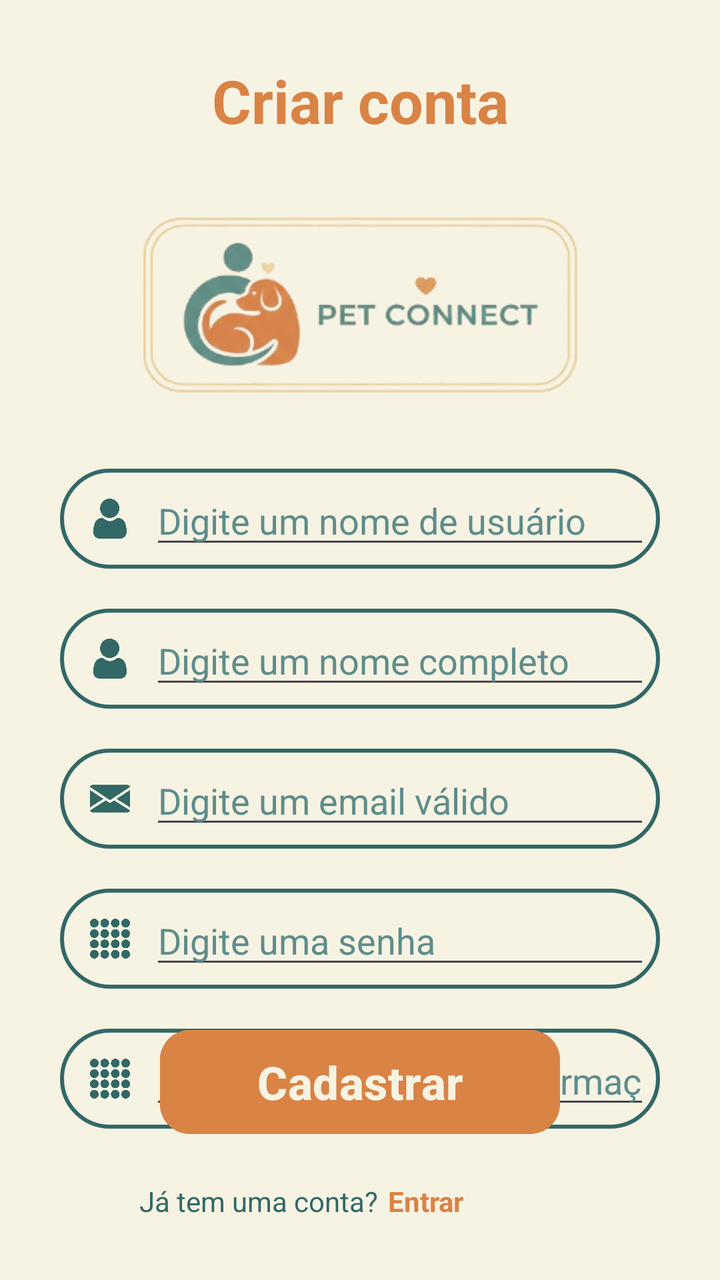
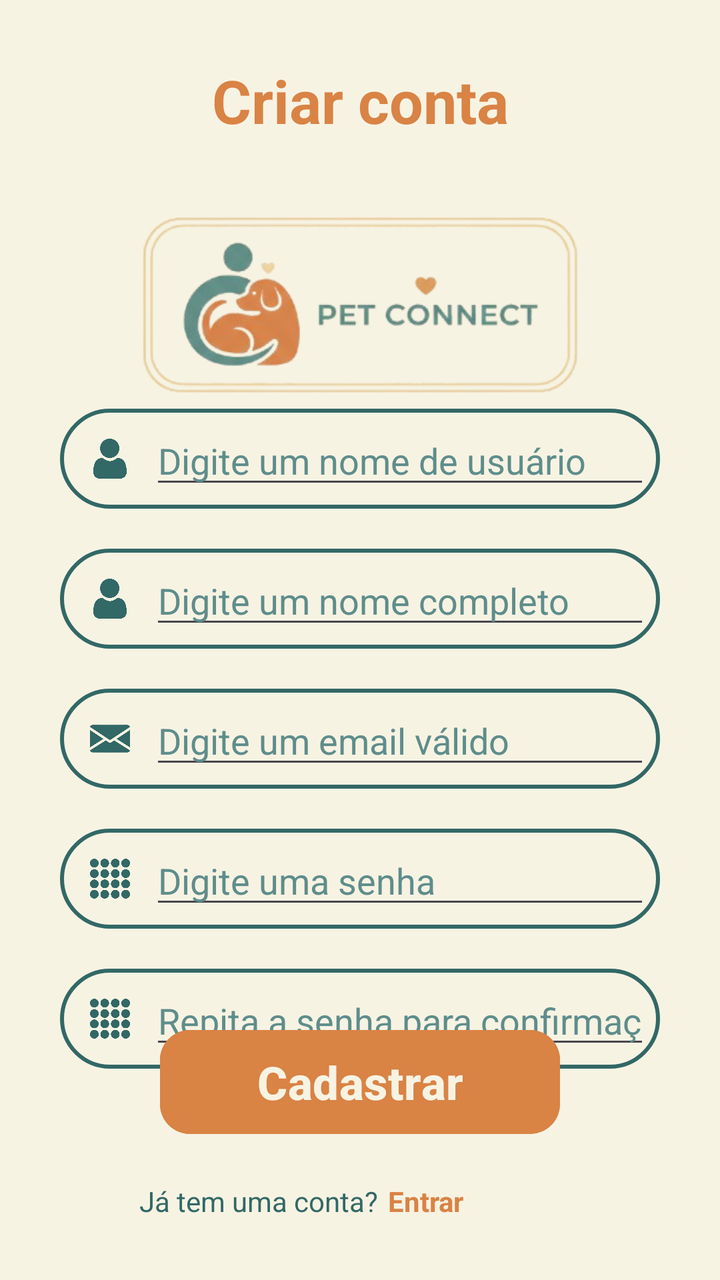

Two renders of the same Android screen: before a commit and after it. Below are the layout's source before the change and the commit's diff.
<!-- AndroidManifest.xml: application theme Theme.Android -->
<!-- res/layout/activity_create.xml -->
<?xml version="1.0" encoding="utf-8"?>
<androidx.constraintlayout.widget.ConstraintLayout xmlns:android="http://schemas.android.com/apk/res/android"
    xmlns:app="http://schemas.android.com/apk/res-auto"
    xmlns:tools="http://schemas.android.com/tools"
    android:id="@+id/main"
    android:layout_width="match_parent"
    android:layout_height="match_parent"
    android:background="@color/beige"
    tools:context=".presentation.ui.CreateActivity">

    <TextView
        android:id="@+id/textView3"
        android:layout_width="wrap_content"
        android:layout_height="wrap_content"
        android:layout_marginTop="30dp"
        android:text="@string/textCreate"
        android:textColor="@color/orange"
        android:textSize="30sp"
        android:textStyle="bold"
        app:layout_constraintEnd_toEndOf="parent"
        app:layout_constraintStart_toStartOf="parent"
        app:layout_constraintTop_toTopOf="parent" />

    <ImageView
        android:id="@+id/imageView4"
        android:layout_width="303dp"
        android:layout_height="104dp"
        android:layout_marginTop="30dp"
        android:scaleType="centerCrop"
        app:layout_constraintEnd_toEndOf="parent"
        app:layout_constraintStart_toStartOf="parent"
        app:layout_constraintTop_toBottomOf="@+id/textView3"
        app:srcCompat="@drawable/img_logo_straight" />

    <LinearLayout
        android:layout_width="0dp"
        android:layout_height="wrap_content"
        android:layout_marginStart="30dp"
        android:layout_marginTop="30dp"
        android:layout_marginEnd="30dp"
        android:orientation="vertical"
        app:layout_constraintBottom_toTopOf="@+id/btnRegister_create"
        app:layout_constraintEnd_toEndOf="parent"
        app:layout_constraintHorizontal_bias="0.0"
        app:layout_constraintStart_toStartOf="parent"
        app:layout_constraintTop_toBottomOf="@+id/imageView4"
        app:layout_constraintVertical_bias="0.0">

        <LinearLayout
            android:layout_width="match_parent"
            android:layout_height="wrap_content"
            android:layout_marginBottom="20dp"
            android:background="@drawable/bg_input_blue"
            android:orientation="horizontal"
            android:padding="5dp">

            <ImageView
                android:id="@+id/imageView5"
                android:layout_width="40dp"
                android:layout_height="40dp"
                android:layout_weight="0"
                android:padding="10dp"
                android:tint="@color/blueDark"
                app:srcCompat="@drawable/ic_user" />

            <EditText
                android:id="@+id/txUser_create"
                android:layout_width="wrap_content"
                android:layout_height="40dp"
                android:layout_weight="1"
                android:ems="10"
                android:hint="@string/textInputUser"
                android:inputType="text"
                android:textColor="@color/blue"
                android:textColorHint="@color/blue" />
        </LinearLayout>

        <LinearLayout
            android:layout_width="match_parent"
            android:layout_height="wrap_content"
            android:layout_marginBottom="20dp"
            android:background="@drawable/bg_input_blue"
            android:orientation="horizontal"
            android:padding="5dp">

            <ImageView
                android:id="@+id/imageView5"
                android:layout_width="40dp"
                android:layout_height="40dp"
                android:layout_weight="0"
                android:padding="10dp"
                android:tint="@color/blueDark"
                app:srcCompat="@drawable/ic_user" />

            <EditText
                android:id="@+id/txName_create"
                android:layout_width="wrap_content"
                android:layout_height="40dp"
                android:layout_weight="1"
                android:ems="10"
                android:hint="@string/textInputName"
                android:inputType="text"
                android:textColor="@color/blue"
                android:textColorHint="@color/blue" />
        </LinearLayout>

        <LinearLayout
            android:layout_width="match_parent"
            android:layout_height="wrap_content"
            android:layout_marginBottom="20dp"
            android:background="@drawable/bg_input_blue"
            android:orientation="horizontal"
            android:padding="5dp">

            <ImageView
                android:id="@+id/imageView5"
                android:layout_width="40dp"
                android:layout_height="40dp"
                android:layout_weight="0"
                android:padding="10dp"
                android:tint="@color/blueDark"
                app:srcCompat="@drawable/ic_email" />

            <EditText
                android:id="@+id/txEmail_create"
                android:layout_width="wrap_content"
                android:layout_height="40dp"
                android:layout_weight="1"
                android:ems="10"
                android:hint="@string/textInputEmail"
                android:inputType="text"
                android:textColor="@color/blue"
                android:textColorHint="@color/blue" />
        </LinearLayout>

        <LinearLayout
            android:layout_width="match_parent"
            android:layout_height="wrap_content"
            android:layout_marginBottom="20dp"
            android:background="@drawable/bg_input_blue"
            android:orientation="horizontal"
            android:padding="5dp">

            <ImageView
                android:id="@+id/imageView5"
                android:layout_width="40dp"
                android:layout_height="40dp"
                android:layout_weight="0"
                android:padding="10dp"
                android:tint="@color/blueDark"
                app:srcCompat="@drawable/ic_password" />

            <EditText
                android:id="@+id/txPassword_create"
                android:layout_width="wrap_content"
                android:layout_height="40dp"
                android:layout_weight="1"
                android:ems="10"
                android:hint="@string/textInputPassword"
                android:inputType="text"
                android:textColor="@color/blue"
                android:textColorHint="@color/blue" />
        </LinearLayout>

        <LinearLayout
            android:layout_width="match_parent"
            android:layout_height="wrap_content"
            android:background="@drawable/bg_input_blue"
            android:orientation="horizontal"
            android:padding="5dp">

            <ImageView
                android:id="@+id/imageView5"
                android:layout_width="40dp"
                android:layout_height="40dp"
                android:layout_weight="0"
                android:padding="10dp"
                android:tint="@color/blueDark"
                app:srcCompat="@drawable/ic_password" />

            <EditText
                android:id="@+id/txPasswordRepeat_create"
                android:layout_width="wrap_content"
                android:layout_height="40dp"
                android:layout_weight="1"
                android:ems="10"
                android:hint="@string/textInputPasswordRepeat"
                android:inputType="text"
                android:textColor="@color/blue"
                android:textColorHint="@color/blue" />
        </LinearLayout>
    </LinearLayout>

    <Button
        android:id="@+id/btnRegister_create"
        android:layout_width="0dp"
        android:layout_height="60dp"
        android:layout_marginStart="80dp"
        android:layout_marginEnd="80dp"
        android:layout_marginBottom="20dp"
        android:backgroundTint="@color/orange"
        android:text="@string/textBtnCreate"
        android:textColor="@color/beige"
        android:textSize="23sp"
        android:textStyle="bold"
        app:cornerRadius="15dp"
        app:layout_constraintBottom_toTopOf="@+id/textView4"
        app:layout_constraintEnd_toEndOf="parent"
        app:layout_constraintHorizontal_bias="0.0"
        app:layout_constraintStart_toStartOf="parent" />

    <TextView
        android:id="@+id/textView4"
        android:layout_width="wrap_content"
        android:layout_height="wrap_content"
        android:layout_marginEnd="5dp"
        android:layout_marginBottom="30dp"
        android:text="@string/textBackCreate"
        android:textColor="@color/blueDark"
        app:layout_constraintBottom_toBottomOf="parent"
        app:layout_constraintEnd_toStartOf="@+id/linkLogin_create"
        app:layout_constraintHorizontal_bias="1.0"
        app:layout_constraintStart_toStartOf="parent" />

    <TextView
        android:id="@+id/linkLogin_create"
        android:layout_width="wrap_content"
        android:layout_height="wrap_content"
        android:layout_marginEnd="128dp"
        android:layout_marginBottom="30dp"
        android:text="@string/textLogIn"
        android:textColor="@color/orange"
        android:textStyle="bold"
        app:layout_constraintBottom_toBottomOf="parent"
        app:layout_constraintEnd_toEndOf="parent" />

</androidx.constraintlayout.widget.ConstraintLayout>
<!-- resources referenced by this layout -->
<resources>
  <color name="beige">#F7F3E3</color>
  <color name="blue">#5E8D8B</color>
  <color name="blueDark">#326866</color>
  <color name="orange">#D98345</color>
  <!-- drawable bg_input_blue (drawable) -->
  <?xml version="1.0" encoding="utf-8"?>
  <shape xmlns:android="http://schemas.android.com/apk/res/android"
      android:shape="rectangle">
  
      <stroke
          android:width="2dp"
          android:color="#326866" />
      <corners android:radius="50dp"/>
  </shape>
  <!-- drawable ic_email: png bitmap (drawable, 54430 bytes) -->
  <!-- drawable ic_password: png bitmap (drawable, 80617 bytes) -->
  <!-- drawable ic_user: png bitmap (drawable, 40251 bytes) -->
  <!-- drawable img_logo_straight: png bitmap (drawable, 63200 bytes) -->
  <string name="textBackCreate">Já tem uma conta?</string>
  <string name="textBtnCreate">Cadastrar</string>
  <string name="textCreate">Criar conta</string>
  <string name="textInputEmail">Digite um email válido</string>
  <string name="textInputName">Digite um nome completo</string>
  <string name="textInputPassword">Digite uma senha</string>
  <string name="textInputPasswordRepeat">Repita a senha para confirmação</string>
  <string name="textInputUser">Digite um nome de usuário</string>
  <string name="textLogIn">Entrar</string>
  <style name="Theme.Android" parent="Base.Theme.Android" />
  <style name="Base.Theme.Android" parent="Theme.Material3.DayNight.NoActionBar">
          
          
      </style>
</resources>

<!-- the commit's change to res/layout/activity_create.xml (unified diff, before → after) -->
@@ -6,7 +6,7 @@
     android:layout_width="match_parent"
     android:layout_height="match_parent"
     android:background="@color/beige"
-    tools:context=".presentation.ui.CreateActivity">
+    tools:context=".View.CreateActivity">
 
     <TextView
         android:id="@+id/textView3"
@@ -36,7 +36,6 @@
         android:layout_width="0dp"
         android:layout_height="wrap_content"
         android:layout_marginStart="30dp"
-        android:layout_marginTop="30dp"
         android:layout_marginEnd="30dp"
         android:orientation="vertical"
         app:layout_constraintBottom_toTopOf="@+id/btnRegister_create"
